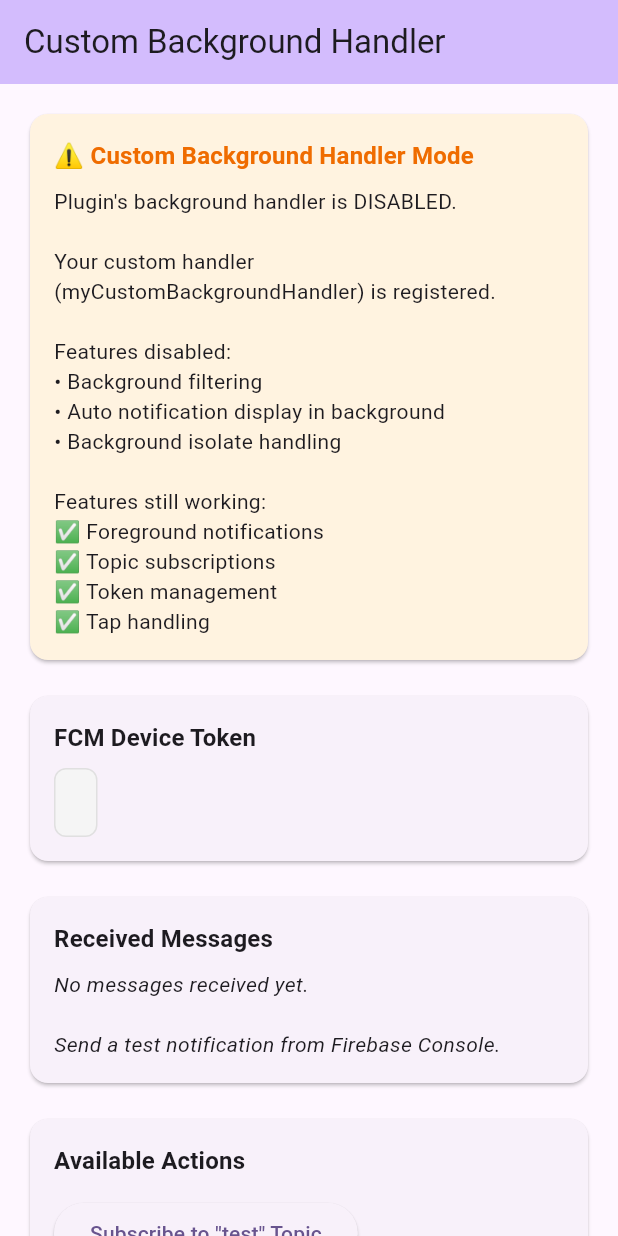
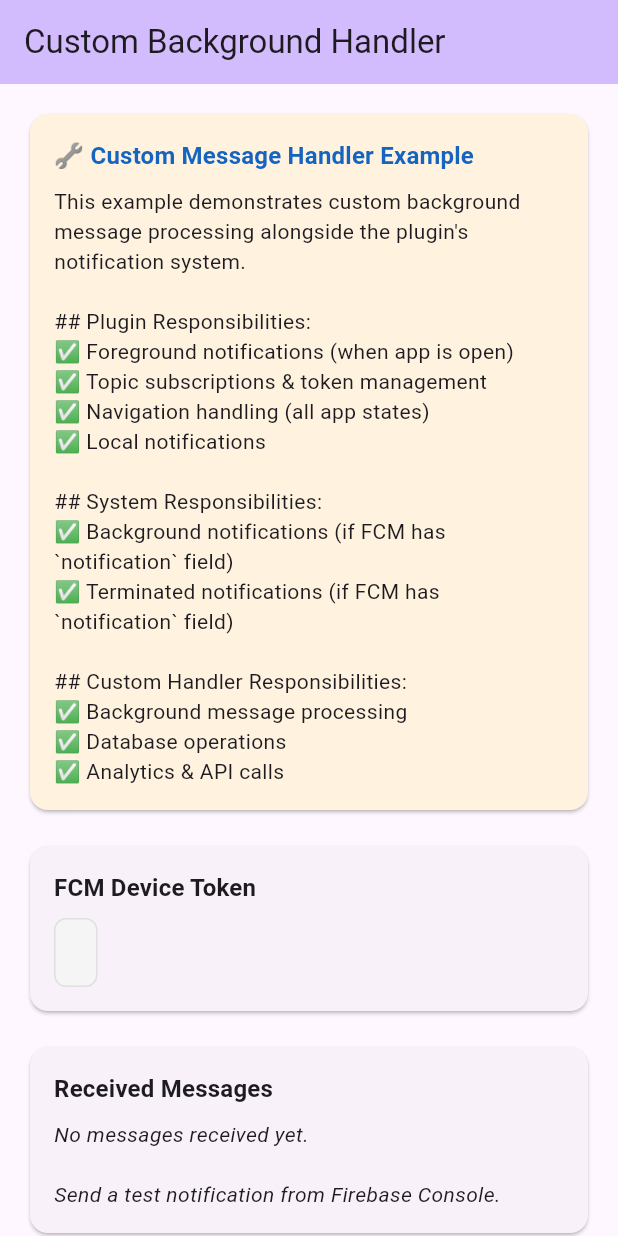
Before and after one commit to codeastartup01dev/flutter_awesome_notification, a Flutter app: the CustomHandlerDemoPage screen opened directly, on a phone screen of 412 x 824 dp. Run offline on Flutter 3.47's test engine with Material 3 defaults, Android fonts, the phone set to English and light mode, and no system bars; our stand-ins replace firebase_core, firebase_messaging, flutter_local_notifications, timezone; accounts and stored records are empty.

Commit message:
Refactor pubspec and documentation: Removed shared_preferences dependency and updated README to clarify notification handling and FCM payload requirements. Enhanced example files to demonstrate custom background handler usage and improved overall clarity on app state behavior.

````diff
--- a/example/lib/example_custom_background_handler.dart
+++ b/example/lib/example_custom_background_handler.dart
@@ -5,13 +5,22 @@ import 'package:flutter_awesome_notification/flutter_awesome_notification.dart';
 
 import 'firebase_options.dart';
 
-/// Example: Using a custom background handler
+/// Example: Custom Background Message Handler
 ///
-/// This example shows how to disable the plugin's background handler
-/// and use your own custom handler instead.
+/// This example demonstrates using a custom background message handler
+/// alongside the plugin's foreground notification system.
 ///
-/// Use case: When you need custom background message processing
-/// that's incompatible with the plugin's approach.
+/// ## What This Example Shows:
+/// - ✅ Custom background message processing
+/// - ✅ Foreground notifications via plugin
+/// - ✅ System notifications in background/terminated
+/// - ✅ Navigation works in all app states
+///
+/// ## Important Notes:
+/// - Plugin handles ONLY foreground notifications
+/// - Background/terminated use system notifications (require `notification` field in FCM)
+/// - Custom handler processes messages but doesn't show notifications
+/// - Navigation works when user taps notifications in any app state
 
 // 1. Define your custom background handler
 // MUST be a top-level function with @pragma annotation
@@ -26,60 +35,61 @@ Future<void> myCustomBackgroundHandler(RemoteMessage message) async {
   debugPrint('📝 Body: ${message.notification?.body}');
   debugPrint('📦 Data: ${message.data}');
 
-  // Your custom logic here
-  // Examples:
+  // Your custom logic here - this runs in background isolate
+  // Examples of what you can do:
   // - Custom filtering based on your criteria
-  // - Database sync in background
+  // - Database operations and sync
   // - Analytics tracking
-  // - Custom notification display logic
+  // - API calls to your server
   // - Business logic processing
 
-  // Example: Only process messages of specific type
+  // Example: Process only important messages
   if (message.data['type'] == 'important') {
-    debugPrint('✅ Important message - processing');
-    // Your processing logic here
+    debugPrint('✅ Processing important background message');
+    // Your background processing logic here
+    // e.g., update local database, send analytics, etc.
   } else {
-    debugPrint('ℹ️ Regular message - skipping');
+    debugPrint('ℹ️ Skipping regular background message');
   }
 
-  // Note: You'll need to manually show notifications
-  // The plugin's automatic display won't work when background handler is disabled
+  // NOTE: This handler processes messages but does NOT show notifications
+  // For notifications in background/terminated states, FCM payload must include 'notification' field
+  // The plugin handles foreground notifications, system handles background/terminated
 }
 
 void main() async {
   WidgetsFlutterBinding.ensureInitialized();
 
-  // 2. Initialize plugin with background handler DISABLED
+  // 1. Initialize plugin (handles foreground notifications only)
   await FlutterAwesomeNotification.initialize(
     config: FlutterAwesomeNotificationConfig(
       firebaseOptions: DefaultFirebaseOptions.currentPlatform,
 
-      // ⚠️ CRITICAL: Disable plugin's background handler
-      enableBackgroundHandler: false,
-
-      // Other configuration (still works)
+      // Standard notification channel configuration
       mainChannelId: 'custom_handler_example',
       mainChannelName: 'Custom Handler Example',
-      mainChannelDescription: 'Example with custom background handler',
+      mainChannelDescription:
+          'Example with custom background message processing',
 
-      // These callbacks still work for foreground/tap handling
+      // Callbacks work for all app states (foreground, background tap, terminated launch)
       onNotificationTap: (data) {
-        debugPrint('📱 Notification tapped: $data');
+        debugPrint('📱 Notification tapped (any app state): $data');
       },
 
       onNavigate: (pageName, id, data) {
         debugPrint('🔗 Navigate to: $pageName with id: $id');
+        // Your navigation logic here (GoRouter, Navigator, etc.)
       },
 
       enableLogging: true,
     ),
   );
 
-  // 3. Initialize Firebase
+  // 2. Initialize Firebase
   await Firebase.initializeApp(options: DefaultFirebaseOptions.currentPlatform);
 
-  // 4. Register YOUR custom background handler
-  // This is now possible because plugin's handler is disabled
+  // 3. Register custom background message handler
+  // Plugin doesn't register its own handler, so you can add custom processing
   FirebaseMessaging.onBackgroundMessage(myCustomBackgroundHandler);
 
   debugPrint('✅ Custom background handler registered');
@@ -174,25 +184,27 @@ class _CustomHandlerDemoPageState extends State<CustomHandlerDemoPage> {
                   crossAxisAlignment: CrossAxisAlignment.start,
                   children: [
                     Text(
-                      '⚠️ Custom Background Handler Mode',
+                      '🔧 Custom Message Handler Example',
                       style: Theme.of(context).textTheme.titleMedium?.copyWith(
                         fontWeight: FontWeight.bold,
-                        color: Colors.orange.shade800,
+                        color: Colors.blue.shade800,
                       ),
                     ),
                     const SizedBox(height: 8),
                     const Text(
-                      'Plugin\'s background handler is DISABLED.\n\n'
-                      'Your custom handler (myCustomBackgroundHandler) is registered.\n\n'
-                      'Features disabled:\n'
-                      '• Background filtering\n'
-                      '• Auto notification display in background\n'
-                      '• Background isolate handling\n\n'
-                      'Features still working:\n'
-                      '✅ Foreground notifications\n'
-                      '✅ Topic subscriptions\n'
-                      '✅ Token management\n'
-                      '✅ Tap handling',
+                      'This example demonstrates custom background message processing alongside the plugin\'s notification system.\n\n'
+                      '## Plugin Responsibilities:\n'
+                      '✅ Foreground notifications (when app is open)\n'
+                      '✅ Topic subscriptions & token management\n'
+                      '✅ Navigation handling (all app states)\n'
+                      '✅ Local notifications\n\n'
+                      '## System Responsibilities:\n'
+                      '✅ Background notifications (if FCM has `notification` field)\n'
+                      '✅ Terminated notifications (if FCM has `notification` field)\n\n'
+                      '## Custom Handler Responsibilities:\n'
+                      '✅ Background message processing\n'
+                      '✅ Database operations\n'
+                      '✅ Analytics & API calls',
                       style: TextStyle(fontSize: 14),
                     ),
                   ],
@@ -359,11 +371,22 @@ class _CustomHandlerDemoPageState extends State<CustomHandlerDemoPage> {
                     ),
                     const SizedBox(height: 8),
                     const Text(
-                      '1. Copy the FCM token above\n'
-                      '2. Go to Firebase Console → Cloud Messaging\n'
-                      '3. Send a test notification to this device\n'
-                      '4. Check the console logs to see your custom handler executing\n\n'
-                      'Background message logs will show:\n'
+                      '## Foreground Testing (App Open):\n'
+                      '1. Send FCM with `notification` field\n'
+                      '2. Plugin shows notification immediately\n'
+                      '3. Custom filtering may apply\n\n'
+                      '## Background Testing (App Minimized):\n'
+                      '1. Minimize app (go to home screen)\n'
+                      '2. Send FCM with `notification` field\n'
+                      '3. System shows notification\n'
+                      '4. Custom background handler processes message\n'
+                      '5. Tap notification → app opens with navigation\n\n'
+                      '## Terminated Testing (App Closed):\n'
+                      '1. Close app completely\n'
+                      '2. Send FCM with `notification` field\n'
+                      '3. System shows notification\n'
+                      '4. Tap notification → cold app launch with navigation\n\n'
+                      '**Console logs for background/terminated:**\n'
                       '🔔 Custom background handler received message\n'
                       '📱 Message ID: ...\n'
                       '📄 Title: ...\n'
--- a/lib/flutter_awesome_notification.dart
+++ b/lib/flutter_awesome_notification.dart
@@ -3,7 +3,7 @@
 /// A comprehensive, production-ready notification system for Flutter apps
 /// with Firebase Cloud Messaging (FCM) and local notifications.
 ///
-/// Handles all app states (foreground, background, terminated) with
+/// Handles foreground notifications and app state transitions with
 /// intelligent filtering and navigation.
 ///
 /// ## Quick Start
@@ -40,7 +40,7 @@
 ///
 /// ## Features
 ///
-/// - ✅ Foreground, background, and terminated app state handling
+/// - ✅ Foreground notification handling
 /// - ✅ Intelligent notification filtering (action steps, chat rooms, etc.)
 /// - ✅ Custom navigation handling
 /// - ✅ Topic-based subscriptions
@@ -79,7 +79,6 @@
 ///   scheduledDate: DateTime.now().add(Duration(hours: 1)),
 /// );
 /// ```
-library flutter_awesome_notification;
 
 // Core exports
 export 'src/core/flutter_awesome_notification.dart';
--- a/lib/src/config/awesome_notification_config.dart
+++ b/lib/src/config/awesome_notification_config.dart
@@ -50,7 +50,6 @@ class FlutterAwesomeNotificationConfig {
   // =============================================================================
 
   /// Firebase options for the app
-  /// Required for background notification handling
   final FirebaseOptions firebaseOptions;
 
   // =============================================================================
@@ -133,19 +132,6 @@ class FlutterAwesomeNotificationConfig {
   /// Enable debug logging
   final bool enableLogging;
 
-  /// Enable Firebase background message handler
-  ///
-  /// If true (default), plugin registers its own background handler
-  /// If false, you can register your own custom background handler
-  ///
-  /// ⚠️ WARNING: When disabled, the following features won't work:
-  /// - Background notification filtering (self-notifications, chat room filtering)
-  /// - Automatic notification display in background/terminated state
-  /// - Background isolate notification handling
-  ///
-  /// Use case: Disable this if you need custom background message processing
-  /// that's incompatible with the plugin's approach
-  final bool enableBackgroundHandler;
 
   /// Request permission on initialization
   final bool requestPermissionOnInit;
@@ -161,11 +147,6 @@ class FlutterAwesomeNotificationConfig {
   /// Default notification body when none provided
   final String defaultNotificationBody;
 
-  /// Store current user ID in SharedPreferences for background filtering
-  final bool persistUserIdForBackgroundFiltering;
-
-  /// SharedPreferences key for user ID
-  final String userIdPreferenceKey;
 
   /// Environment identifier (dev, prod, etc.)
   final String? environment;
@@ -198,15 +179,12 @@ class FlutterAwesomeNotificationConfig {
 
     // Advanced
     this.enableLogging = kDebugMode,
-    this.enableBackgroundHandler = true,
     this.requestPermissionOnInit = true,
     this.showAlertInForeground = true,
     this.showBadgeInForeground = true,
     this.playSoundInForeground = true,
     this.defaultNotificationTitle = 'New Notification',
     this.defaultNotificationBody = 'You have a new notification',
-    this.persistUserIdForBackgroundFiltering = true,
-    this.userIdPreferenceKey = 'awesome_notification_user_id',
     this.environment,
   });
 
@@ -230,15 +208,12 @@ class FlutterAwesomeNotificationConfig {
     Map<String, String>? notificationTypeToPage,
     List<String>? allowedNotificationTypes,
     bool? enableLogging,
-    bool? enableBackgroundHandler,
     bool? requestPermissionOnInit,
     bool? showAlertInForeground,
     bool? showBadgeInForeground,
     bool? playSoundInForeground,
     String? defaultNotificationTitle,
     String? defaultNotificationBody,
-    bool? persistUserIdForBackgroundFiltering,
-    String? userIdPreferenceKey,
     String? environment,
   }) {
     return FlutterAwesomeNotificationConfig(
@@ -265,8 +240,6 @@ class FlutterAwesomeNotificationConfig {
       allowedNotificationTypes:
           allowedNotificationTypes ?? this.allowedNotificationTypes,
       enableLogging: enableLogging ?? this.enableLogging,
-      enableBackgroundHandler:
-          enableBackgroundHandler ?? this.enableBackgroundHandler,
       requestPermissionOnInit:
           requestPermissionOnInit ?? this.requestPermissionOnInit,
       showAlertInForeground:
@@ -279,10 +252,6 @@ class FlutterAwesomeNotificationConfig {
           defaultNotificationTitle ?? this.defaultNotificationTitle,
       defaultNotificationBody:
           defaultNotificationBody ?? this.defaultNotificationBody,
-      persistUserIdForBackgroundFiltering:
-          persistUserIdForBackgroundFiltering ??
-          this.persistUserIdForBackgroundFiltering,
-      userIdPreferenceKey: userIdPreferenceKey ?? this.userIdPreferenceKey,
       environment: environment ?? this.environment,
     );
   }
--- a/lib/src/core/flutter_awesome_notification.dart
+++ b/lib/src/core/flutter_awesome_notification.dart
@@ -2,18 +2,41 @@ import 'dart:convert';
 
 import 'package:firebase_messaging/firebase_messaging.dart';
 import 'package:flutter_local_notifications/flutter_local_notifications.dart';
-import 'package:shared_preferences/shared_preferences.dart';
 
 import '../config/awesome_notification_config.dart';
-import '../handlers/background_notification_handler.dart';
 import '../handlers/foreground_notification_handler.dart';
 import '../setup/local_notification_manager.dart';
 import '../utils/notification_logger.dart';
 
 /// Main notification service for flutter_awesome_notification plugin
 ///
-/// Handles all app states: foreground, background, and terminated
-/// with intelligent filtering and navigation
+/// Handles foreground notifications and app state transitions with intelligent filtering.
+///
+/// ## App State Behavior:
+///
+/// ### Foreground (App Open & Visible)
+/// - ✅ Receives FCM messages via `FirebaseMessaging.onMessage`
+/// - ✅ Applies custom filtering (action steps, chat rooms, etc.)
+/// - ✅ Shows local notifications via `flutter_local_notifications`
+/// - ✅ Full navigation support via `onNavigate` callback
+///
+/// ### Background (App Minimized)
+/// - ✅ System shows notifications automatically (if FCM payload has `notification` field)
+/// - ❌ No custom filtering (plugin doesn't run in background)
+/// - ✅ Navigation works when tapped via `FirebaseMessaging.onMessageOpenedApp`
+///
+/// ### Terminated (App Closed)
+/// - ✅ System shows notifications automatically (if FCM payload has `notification` field)
+/// - ❌ No custom filtering (app not running)
+/// - ✅ Navigation works on cold launch via `FirebaseMessaging.getInitialMessage()`
+///
+/// ## FCM Payload Requirements:
+/// ```json
+/// {
+///   "notification": {"title": "Title", "body": "Body"}, // Required for background/terminated
+///   "data": {"pageName": "chat-room", "id": "123"}     // For navigation
+/// }
+/// ```
 class FlutterAwesomeNotification {
   static FlutterAwesomeNotification? _instance;
   static FlutterAwesomeNotificationConfig? _config;
@@ -67,24 +90,6 @@ class FlutterAwesomeNotification {
 
     _config = config;
 
-    // Register background message handler FIRST (if enabled)
-    if (config.enableBackgroundHandler) {
-      _registerBackgroundHandler();
-    } else {
-      NotificationLogger.w(
-        '⚠️ Background handler DISABLED - You can register your own custom handler',
-      );
-      NotificationLogger.w(
-        '⚠️ Plugin features disabled: background filtering, auto-display in background/terminated',
-      );
-    }
-
-    // Save environment to SharedPreferences for background handler
-    if (config.environment != null) {
-      final prefs = await SharedPreferences.getInstance();
-      await prefs.setString('app_environment', config.environment!);
-    }
-
     // Create instance
     _instance = FlutterAwesomeNotification._(config: config);
 
@@ -122,20 +127,6 @@ class FlutterAwesomeNotification {
       );
     }
     return _config!;
-  }
-
-  /// Register background message handler
-  /// MUST be called before Firebase initialization
-  static void _registerBackgroundHandler() {
-    NotificationLogger.log('Registering background message handler');
-
-    FirebaseMessaging.onBackgroundMessage(
-      BackgroundNotificationHandler.handleBackgroundMessage,
-    );
-
-    NotificationLogger.log(
-      'Background message handler registered successfully',
-    );
   }
 
   /// Initialize local notifications
@@ -195,7 +186,7 @@ class FlutterAwesomeNotification {
     // Foreground messages
     FirebaseMessaging.onMessage.listen(_handleForegroundMessage);
 
-    // Background messages (when app is opened from notification)
+    // Messages when app is opened from notification
     FirebaseMessaging.onMessageOpenedApp.listen(_handleMessageOpenedApp);
 
     // Check for initial message (app opened from terminated state)
@@ -217,15 +208,22 @@ class FlutterAwesomeNotification {
     }
   }
 
-  /// Handle message when app is opened from background notification
+  /// Handle message when app is opened from background notification tap
+  ///
+  /// Called when user taps a notification while app was in background.
+  /// Triggers navigation using the message data.
   void _handleMessageOpenedApp(RemoteMessage message) {
     NotificationLogger.log(
-      'App opened from background notification: ${message.messageId}',
+      'App opened from background notification tap: ${message.messageId}',
     );
     _handleNotificationTap(message.data);
   }
 
-  /// Check for initial message (app opened from terminated state)
+  /// Check for initial message when app is launched from terminated state
+  ///
+  /// When app is completely closed and user taps a notification, FCM provides
+  /// the initial message that launched the app. This method checks for it and
+  /// handles navigation accordingly.
   Future<void> _checkInitialMessage() async {
     final initialMessage = await FirebaseMessaging.instance.getInitialMessage();
 
@@ -270,7 +268,11 @@ class FlutterAwesomeNotification {
     }
   }
 
-  /// Handle notification tap
+  /// Handle notification tap and trigger navigation
+  ///
+  /// Called whenever a notification is tapped, regardless of app state
+  /// (foreground, background tap, or terminated state launch).
+  /// Triggers both the onNotificationTap callback and navigation.
   void _handleNotificationTap(Map<String, dynamic> data) {
     NotificationLogger.log('Notification tapped: $data');
 
@@ -324,27 +326,6 @@ class FlutterAwesomeNotification {
         error: e,
       );
       rethrow;
-    }
-  }
-
-  /// Set current user ID for notification filtering
-  /// This persists to SharedPreferences for background filtering
-  Future<void> setCurrentUserId(String? userId) async {
-    if (_config?.persistUserIdForBackgroundFiltering != true) {
-      return;
-    }
-
-    try {
-      final prefs = await SharedPreferences.getInstance();
-      if (userId != null) {
-        await prefs.setString(_config!.userIdPreferenceKey, userId);
-        NotificationLogger.log('Saved user ID for filtering: $userId');
-      } else {
-        await prefs.remove(_config!.userIdPreferenceKey);
-        NotificationLogger.log('Removed user ID from filtering');
-      }
-    } catch (e) {
-      NotificationLogger.log('Error saving user ID', error: e);
     }
   }
 
--- a/pubspec.yaml
+++ b/pubspec.yaml
@@ -1,5 +1,5 @@
 name: flutter_awesome_notification
-description: "A comprehensive notification plugin for Flutter with FCM, local notifications, intelligent filtering, and background handling."
+description: "A comprehensive notification plugin for Flutter with FCM, local notifications, and intelligent filtering."
 version: 0.0.1
 homepage: https://github.com/yourusername/flutter_awesome_notification
 
@@ -19,8 +19,6 @@ dependencies:
   flutter_local_notifications: ^19.1.0
   timezone: ^0.10.1
 
-  # Persistent storage for background filtering
-  shared_preferences: ^2.2.2
 
   # Platform interface
   plugin_platform_interface: ^2.0.2
````
Also changed, not shown: example/lib/main.dart (+19 -31 lines), lib/src/handlers/background_notification_handler.dart (deleted, +0 -161 lines), 1 other file.
